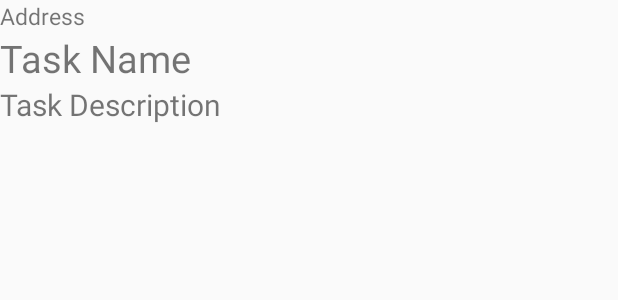
After one commit to MrPanjandrum/Swift, an Android app: the layout activity_task.xml on its own in the app's theme, with its tools: preview values and no code run, on a phone screen of 412 x 824 dp. The commit adds this screen. Shown: the top 300 px of the screen. Run offline under Robolectric (Android 15) with nearby library versions, the phone set to English and light mode, and no system bars.

Commit message:
task activity rough in

```diff
--- a/app/build.gradle
+++ b/app/build.gradle
@@ -49,7 +49,6 @@ dependencies {
     implementation 'com.android.support:cardview-v7:28.0.0'
 
 
-
 }
 
 apply plugin: 'com.google.gms.google-services'
--- a/app/src/main/AndroidManifest.xml
+++ b/app/src/main/AndroidManifest.xml
@@ -11,7 +11,8 @@
         android:roundIcon="@mipmap/ic_launcher_round"
         android:supportsRtl="true"
         android:theme="@style/AppTheme">
-        <activity android:name=".SearchExampleActivites.MainActivity"></activity>
+        <activity android:name=".TaskActivity.TaskActivity"></activity>
+        <activity android:name=".SearchExampleActivites.MainActivity" />
         <activity android:name=".GalleryActivities.GalleryActivity" />
         <activity android:name=".LocationActivities.LocationActivity" />
         <activity android:name=".SplashActivity.SplashActivity">
--- a/app/src/main/java/com/rrr/swift/SplashActivity/SplashActivity.java
+++ b/app/src/main/java/com/rrr/swift/SplashActivity/SplashActivity.java
@@ -8,6 +8,7 @@ import android.view.animation.Animation;
 import android.view.animation.AnimationUtils;
 import android.widget.ImageView;
 
+import com.rrr.swift.LocationActivities.LocationActivity;
 import com.rrr.swift.R;
 import com.rrr.swift.SearchExampleActivites.MainActivity;
 
@@ -35,7 +36,7 @@ public class SplashActivity extends Activity
                         splashLogo.startAnimation(rotateAnimation);
                         splashLogo.setVisibility(View.INVISIBLE);
                         sleep(3000);
-                        Intent splashIntent = new Intent(getApplicationContext(), MainActivity.class);
+                        Intent splashIntent = new Intent(getApplicationContext(), LocationActivity.class);
                         startActivity(splashIntent);
                         finish();
                     }
--- /dev/null
+++ b/app/src/main/res/layout/activity_task.xml
@@ -0,0 +1,31 @@
+<?xml version="1.0" encoding="utf-8"?>
+<LinearLayout xmlns:android="http://schemas.android.com/apk/res/android"
+    xmlns:app="http://schemas.android.com/apk/res-auto"
+    xmlns:tools="http://schemas.android.com/tools"
+    android:layout_width="match_parent"
+    android:layout_height="match_parent"
+    android:orientation="vertical"
+    tools:context=".TaskActivity.TaskActivity">
+
+    <TextView
+        android:id="@+id/address"
+        android:layout_width="wrap_content"
+        android:layout_height="wrap_content"
+        android:text="Address"
+        android:textSize="15sp"/>
+
+
+    <TextView
+        android:id="@+id/taskName"
+        android:layout_width="wrap_content"
+        android:layout_height="wrap_content"
+        android:text="Task Name"
+        android:textSize="25sp"/>
+
+    <TextView
+        android:id="@+id/taskDescription"
+        android:layout_width="wrap_content"
+        android:layout_height="wrap_content"
+        android:text="Task Description"
+        android:textSize="20sp"/>
+</LinearLayout>
```
Also changed, not shown: app/src/main/java/com/rrr/swift/GalleryActivities/GalleryActivity.java (+9 -45 lines), app/src/main/java/com/rrr/swift/GalleryActivities/GalleryViewHolder.java (+29 -1 lines), app/src/main/java/com/rrr/swift/LocationActivities/LocationActivity.java (+9 -16 lines), app/src/main/java/com/rrr/swift/LocationActivities/LocationViewHolder.java (renamed from app/src/main/java/com/rrr/swift/LocationActivities/ViewHolder.java, +12 -8 lines), app/src/main/java/com/rrr/swift/TaskActivity/TaskActivity.java (added, +88 -0 lines), app/src/main/res/layout/recycler_view_task_layout.xml (+11 -3 lines).
